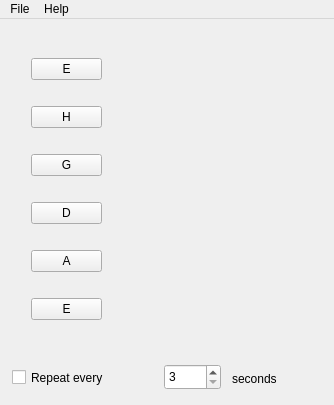
Qt form data/mainwindow.ui (ivnish/qsimpleguitar) before a commit.
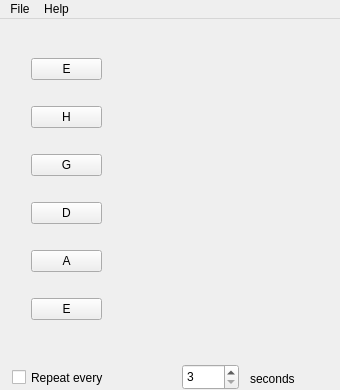
The same form after that commit.

Patch:
```diff
--- a/data/mainwindow.ui
+++ b/data/mainwindow.ui
@@ -6,20 +6,20 @@
    <rect>
     <x>0</x>
     <y>0</y>
-    <width>334</width>
-    <height>405</height>
+    <width>340</width>
+    <height>390</height>
    </rect>
   </property>
   <property name="minimumSize">
    <size>
-    <width>334</width>
-    <height>405</height>
+    <width>340</width>
+    <height>390</height>
    </size>
   </property>
   <property name="maximumSize">
    <size>
-    <width>334</width>
-    <height>405</height>
+    <width>340</width>
+    <height>390</height>
    </size>
   </property>
   <property name="windowTitle">
@@ -85,7 +85,7 @@
      <rect>
       <x>12</x>
       <y>348</y>
-      <width>153</width>
+      <width>171</width>
       <height>21</height>
      </rect>
     </property>
@@ -96,7 +96,7 @@
    <widget class="QSpinBox" name="spinBox">
     <property name="geometry">
      <rect>
-      <x>164</x>
+      <x>182</x>
       <y>345</y>
       <width>57</width>
       <height>26</height>
@@ -112,7 +112,7 @@
    <widget class="QLabel" name="label">
     <property name="geometry">
      <rect>
-      <x>232</x>
+      <x>250</x>
       <y>352</y>
       <width>97</width>
       <height>16</height>
@@ -147,8 +147,8 @@
     <rect>
      <x>0</x>
      <y>0</y>
-     <width>334</width>
-     <height>21</height>
+     <width>340</width>
+     <height>25</height>
     </rect>
    </property>
    <widget class="QMenu" name="menuFile">
```
Left out of the diff: 2 changed lines with no effect on the pictures.
